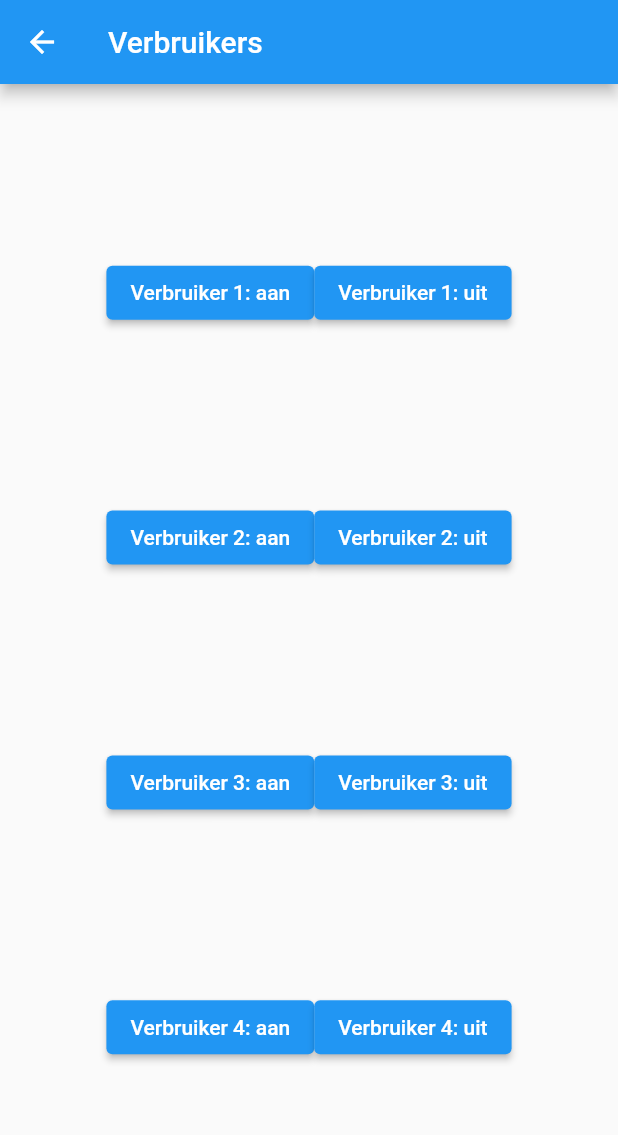
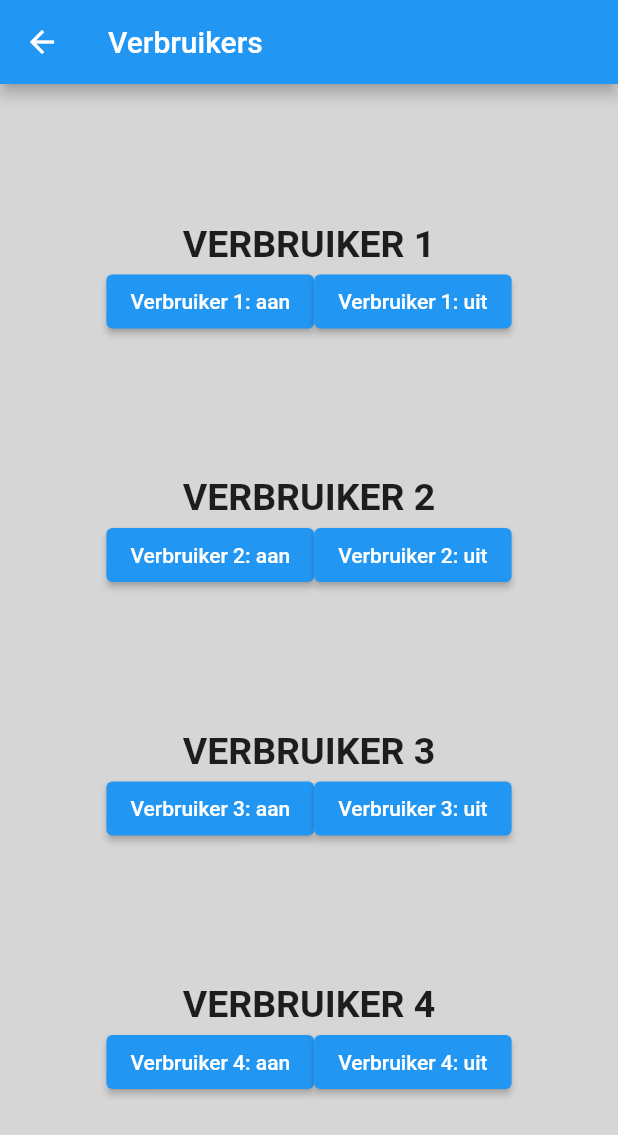
Before and after one commit to EeneeS/FlutterEinderk, a Flutter app: the Verbruikers screen opened directly, on a phone screen of 412 x 824 dp. Shown: the top 1135 px of the screen. Run offline on Flutter 3.47's test engine with Material 2 defaults, Android fonts, the phone set to English and light mode, and no system bars; missing offline and left inert: mqtt_client.

Commit message:
changes: theme

```diff
--- a/lib/verbruikers.dart
+++ b/lib/verbruikers.dart
@@ -13,37 +13,111 @@ class _VerbruikersState extends State<Verbruikers> {
       appBar: AppBar(
         title: Text('Verbruikers'),
       ),
+      backgroundColor: Colors.grey[350],
       body: Column(
-        mainAxisAlignment: MainAxisAlignment.spaceEvenly,
+        mainAxisAlignment: MainAxisAlignment.center,
         children: [
+          Spacer(),
+          Container(
+            decoration: BoxDecoration(
+                borderRadius: BorderRadius.all(Radius.circular(19)),),
+            child: Column(
+              children: [
+                Text("VERBRUIKER 1",
+                    style:
+                        TextStyle(fontWeight: FontWeight.bold, fontSize: 25)),
                 Row(
                   mainAxisAlignment: MainAxisAlignment.center,
                   children: [
-              ElevatedButton(onPressed: () => getData('http://192.168.0.208:5000/verbruiker1Aan'), child: Text('Verbruiker 1: aan')),
-              ElevatedButton(onPressed: () => getData('http://192.168.0.208:5000/verbruiker1Uit'), child: Text('Verbruiker 1: uit'))
+                    ElevatedButton(
+                        onPressed: () =>
+                            getData('http://192.168.0.208:5000/verbruiker1Aan'),
+                        child: Text('Verbruiker 1: aan')),
+                    ElevatedButton(
+                        onPressed: () =>
+                            getData('http://192.168.0.208:5000/verbruiker1Uit'),
+                        child: Text('Verbruiker 1: uit'))
                   ],
                 ),
+              ],
+            ),
+          ),
+          Spacer(),
+          Container(
+            decoration: BoxDecoration(
+                borderRadius: BorderRadius.all(Radius.circular(19)),),
+            child: Column(
+              children: [
+                Text("VERBRUIKER 2",
+                    style:
+                        TextStyle(fontWeight: FontWeight.bold, fontSize: 25)),
                 Row(
                   mainAxisAlignment: MainAxisAlignment.center,
                   children: [
-              ElevatedButton(onPressed: () => getData('http://192.168.0.208:5000/verbruiker2Aan'), child: Text('Verbruiker 2: aan')),
-              ElevatedButton(onPressed: () => getData('http://192.168.0.208:5000/verbruiker2Uit'), child: Text('Verbruiker 2: uit'))
+                    ElevatedButton(
+                        onPressed: () =>
+                            getData('http://192.168.0.208:5000/verbruiker2Aan'),
+                        child: Text('Verbruiker 2: aan')),
+                    ElevatedButton(
+                        onPressed: () =>
+                            getData('http://192.168.0.208:5000/verbruiker2Uit'),
+                        child: Text('Verbruiker 2: uit'))
                   ],
                 ),
+              ],
+            ),
+          ),
+          Spacer(),
+          Container(
+            decoration: BoxDecoration(
+                borderRadius: BorderRadius.all(Radius.circular(19)),),
+            child: Column(
+              children: [
+                Text("VERBRUIKER 3",
+                    style:
+                        TextStyle(fontWeight: FontWeight.bold, fontSize: 25)),
                 Row(
                   mainAxisAlignment: MainAxisAlignment.center,
                   children: [
-              ElevatedButton(onPressed: () => getData('http://192.168.0.208:5000/verbruiker3Aan'), child: Text('Verbruiker 3: aan')),
-              ElevatedButton(onPressed: () => getData('http://192.168.0.208:5000/verbruiker3Uit'), child: Text('Verbruiker 3: uit'))
+                    ElevatedButton(
+                        onPressed: () =>
+                            getData('http://192.168.0.208:5000/verbruiker3Aan'),
+                        child: Text('Verbruiker 3: aan')),
+                    ElevatedButton(
+                        onPressed: () =>
+                            getData('http://192.168.0.208:5000/verbruiker3Uit'),
+                        child: Text('Verbruiker 3: uit'))
                   ],
                 ),
+              ],
+            ),
+          ),
+          Spacer(),
+          Container(
+            decoration: BoxDecoration(
+                borderRadius: BorderRadius.all(Radius.circular(19)),),
+            child: Column(
+              children: [
+                Text("VERBRUIKER 4",
+                    style:
+                        TextStyle(fontWeight: FontWeight.bold, fontSize: 25)),
                 Row(
                   mainAxisAlignment: MainAxisAlignment.center,
                   children: [
-              ElevatedButton(onPressed: () => getData('http://192.168.0.208:5000/verbruiker4Aan'), child: Text('Verbruiker 4: aan')),
-              ElevatedButton(onPressed: () => getData('http://192.168.0.208:5000/verbruiker4Uit'), child: Text('Verbruiker 4: uit'))
+                    ElevatedButton(
+                        onPressed: () =>
+                            getData('http://192.168.0.208:5000/verbruiker4Aan'),
+                        child: Text('Verbruiker 4: aan')),
+                    ElevatedButton(
+                        onPressed: () =>
+                            getData('http://192.168.0.208:5000/verbruiker4Uit'),
+                        child: Text('Verbruiker 4: uit'))
                   ],
-          )
+                ),
+              ],
+            ),
+          ),
+          Spacer(),
         ],
       ),
     );
```
Also changed, not shown: lib/totaleVerbruik.dart (+15 -28 lines). Lines whose indentation alone changed are shown as unchanged.
